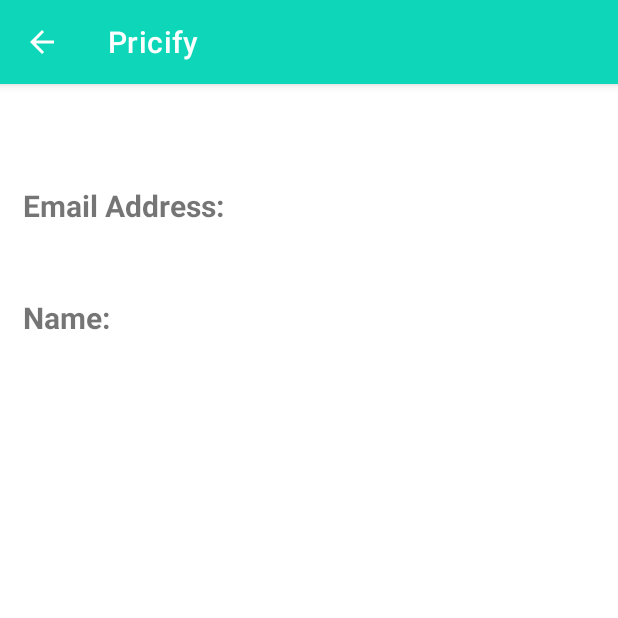
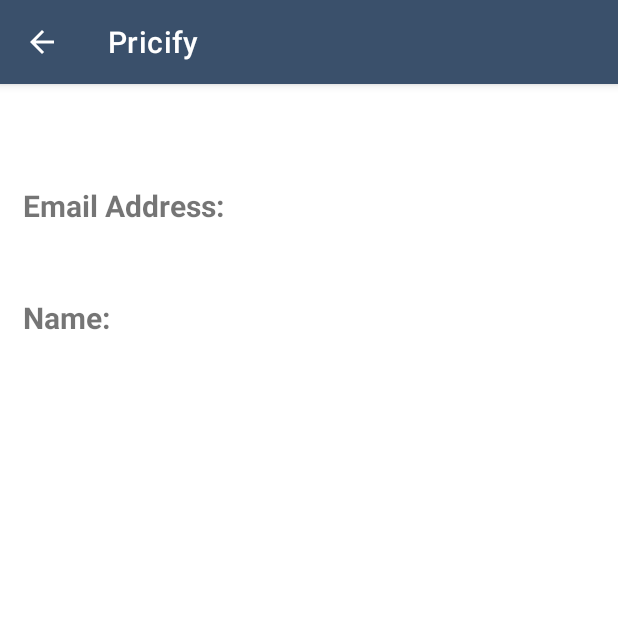
Before and after one commit to Mehdi-agz/Pricify, an Android app: the SettingsActivity screen opened directly, with no data from a screen before it, after a tap on "PROFILE", on a phone screen of 412 x 824 dp, the top half of it. Run offline under Robolectric (Android 15) with nearby library versions, the phone set to English and light mode, and no system bars; our stand-ins replace Firebase (no records; nobody signed in at launch, a user with empty details on screens opened directly); 1 statement that could not run was skipped.

```diff
--- a/app/src/main/java/com/example/pricify/SettingsActivity.kt
+++ b/app/src/main/java/com/example/pricify/SettingsActivity.kt
@@ -27,8 +27,6 @@ class SettingsActivity : AppCompatActivity() {
 
         // showing the back button in action bar
         supportActionBar?.setDisplayHomeAsUpEnabled(true)
-
-
     }
 
     private fun launchAccount() {
@@ -45,7 +43,7 @@ class SettingsActivity : AppCompatActivity() {
 
     private fun launchProfile() {
         scaler(binding.profileBtn)
-        var intent = Intent(this, ProfileActivity::class.java)
+        val intent = Intent(this, ProfileActivity::class.java)
         startActivity(intent)
     }
 
--- a/app/src/main/res/values/colors.xml
+++ b/app/src/main/res/values/colors.xml
@@ -7,5 +7,11 @@
     <color name="teal_700">#FF018786</color>
     <color name="black">#FF000000</color>
     <color name="white">#FFFFFFFF</color>
-    <color name="colorAccent">#0ED6B9</color>
+<!--    <color name="colorAccent">#0ED6B9</color>-->
+    <color name="colorAccent">#3A506B</color>
+    <!--    <color name="colorAccent">#1C2541</color>-->
+    <!--    <color name="colorAccent">#0D1B2A</color>-->
+    <!--    <color name="colorAccent">#62929E</color>-->
+<!--    <color name="colorBackground">#E0E1DD</color>-->
+    >
 </resources>
```
